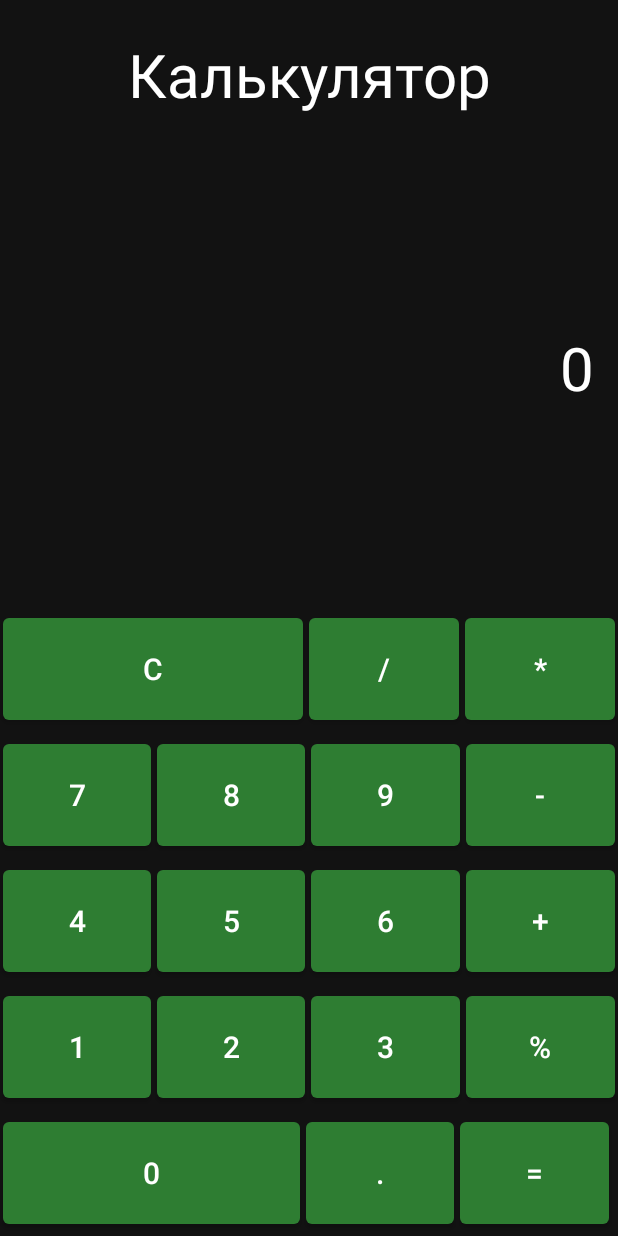
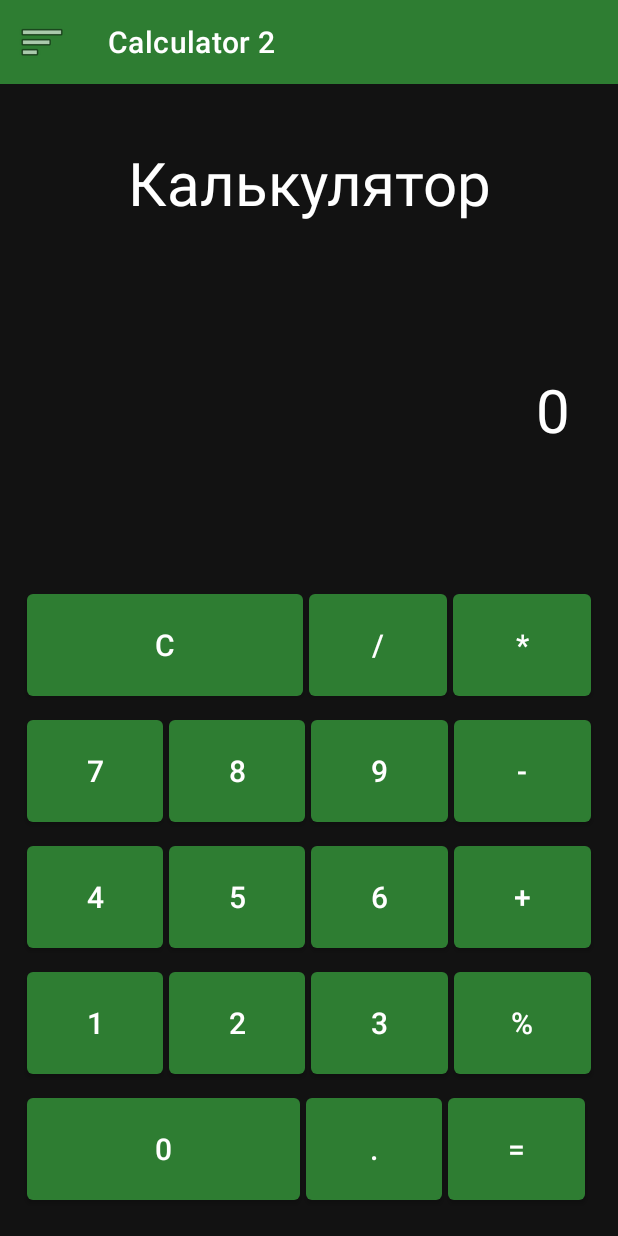
Before and after one commit to w0nny1st/Calculator2, an Android app: the screen it shows after launch (MainActivity), on a phone screen of 412 x 824 dp. Run offline under Robolectric (Android 15) with nearby library versions, the phone set to English and light mode, and no system bars.

```diff
--- a/app/build.gradle.kts
+++ b/app/build.gradle.kts
@@ -10,7 +10,7 @@ android {
 
     defaultConfig {
         applicationId = "com.example.calculator2"
-        minSdk = 24
+        minSdk = 31
         targetSdk = 36
         versionCode = 1
         versionName = "1.0"
@@ -41,4 +41,8 @@ dependencies {
     testImplementation(libs.junit)
     androidTestImplementation(libs.ext.junit)
     androidTestImplementation(libs.espresso.core)
+    implementation("androidx.appcompat:appcompat:1.6.1")
+    implementation("com.google.android.material:material:1.9.0")
+    implementation("androidx.constraintlayout:constraintlayout:2.1.4")
+    implementation("androidx.drawerlayout:drawerlayout:1.2.0")
 }
--- a/app/src/main/AndroidManifest.xml
+++ b/app/src/main/AndroidManifest.xml
@@ -12,6 +12,10 @@
         android:supportsRtl="true"
         android:theme="@style/Theme.Calculator2">
         <activity
+            android:name=".AboutActivity"
+            android:label="О приложении"
+            android:parentActivityName=".MainActivity" />
+        <activity
             android:name=".MainActivity"
             android:exported="true">
             <intent-filter>
--- a/app/src/main/java/com/example/calculator2/MainActivity.java
+++ b/app/src/main/java/com/example/calculator2/MainActivity.java
@@ -1,19 +1,20 @@
 package com.example.calculator2;
 
 import static android.content.ContentValues.TAG;
-
 import android.content.res.Configuration;
 import android.os.Bundle;
 import android.util.Log;
-import android.widget.Button;
 import android.widget.TextView;
 import android.widget.Toast;
-
 import androidx.activity.EdgeToEdge;
 import androidx.appcompat.app.AppCompatActivity;
-import androidx.core.graphics.Insets;
-import androidx.core.view.ViewCompat;
-import androidx.core.view.WindowInsetsCompat;
+import android.content.Intent;
+import androidx.appcompat.widget.Toolbar;
+import com.google.android.material.navigation.NavigationView;
+import android.view.MenuItem;
+import androidx.drawerlayout.widget.DrawerLayout;
+import androidx.core.view.GravityCompat;
+import androidx.activity.OnBackPressedCallback;
 
 public class MainActivity extends AppCompatActivity {
 
@@ -22,12 +23,21 @@ public class MainActivity extends AppCompatActivity {
     private String previousValue = "";
     private String currentOperator = "";
     private boolean resetOnNextInput = false;
+    private Toolbar toolbar;
+    private NavigationView navigationView;
+    private DrawerLayout drawerLayout;
 
     @Override
     protected void onCreate(Bundle savedInstanceState) {
         super.onCreate(savedInstanceState);
+
+        setContentView(R.layout.activity_main_with_drawer);
+
+        initNavigationDrawer();
+
+        setupBackPressedCallback();
+
         EdgeToEdge.enable(this);
-        setContentView(R.layout.activity_main);
 
         display2 = findViewById(R.id.display2);
 
@@ -39,19 +49,79 @@ public class MainActivity extends AppCompatActivity {
         }
 
         display2.setText(currentDisplayValue);
-
         setupAllButtons();
-
-        ViewCompat.setOnApplyWindowInsetsListener(findViewById(R.id.main), (v, insets) -> {
-            Insets systemBars = insets.getInsets(WindowInsetsCompat.Type.systemBars());
-            v.setPadding(systemBars.left, systemBars.top, systemBars.right, systemBars.bottom);
-            return insets;
-        });
 
         int orientation = getResources().getConfiguration().orientation;
         String orientationText = (orientation == Configuration.ORIENTATION_LANDSCAPE) ? "ЛАНДШАФТ" : "ПОРТРЕТ";
         Log.d(TAG, "Текущая ориентация: " + orientationText);
         makeToast("Запуск - " + orientationText);
+    }
+
+    private void setupBackPressedCallback() {
+        OnBackPressedCallback callback = new OnBackPressedCallback(true) {
+            @Override
+            public void handleOnBackPressed() {
+                if (drawerLayout != null && drawerLayout.isDrawerOpen(GravityCompat.START)) {
+                    drawerLayout.closeDrawer(GravityCompat.START);
+                } else {
+                    setEnabled(false);
+                    MainActivity.super.onBackPressed();
+                }
+            }
+        };
+        getOnBackPressedDispatcher().addCallback(this, callback);
+    }
+
+    private void initNavigationDrawer() {
+        try {
+            toolbar = findViewById(R.id.toolbar);
+            setSupportActionBar(toolbar);
+
+            drawerLayout = findViewById(R.id.drawer_layout);
+            navigationView = findViewById(R.id.nav_view);
+
+            if (getSupportActionBar() != null) {
+                getSupportActionBar().setDisplayHomeAsUpEnabled(true);
+                getSupportActionBar().setHomeAsUpIndicator(android.R.drawable.ic_menu_sort_by_size);
+            }
+
+            navigationView.setNavigationItemSelectedListener(new NavigationView.OnNavigationItemSelectedListener() {
+                @Override
+                public boolean onNavigationItemSelected(MenuItem item) {
+                    int id = item.getItemId();
+
+                    if (id == R.id.nav_calculator) {
+                        makeToast("Калькулятор");
+                        drawerLayout.closeDrawer(GravityCompat.START);
+                    } else if (id == R.id.nav_about) {
+                        Intent intent = new Intent(MainActivity.this, AboutActivity.class);
+                        startActivity(intent);
+                        drawerLayout.closeDrawer(GravityCompat.START);
+                    }
+
+                    return true;
+                }
+            });
+
+            makeToast("Навигационное меню готово");
+
+        } catch (Exception e) {
+            Log.e(TAG, "Ошибка инициализации навигационного меню", e);
+            makeToast("Ошибка меню");
+        }
+    }
+
+    @Override
+    public boolean onOptionsItemSelected(MenuItem item) {
+        if (item.getItemId() == android.R.id.home) {
+            if (drawerLayout.isDrawerOpen(GravityCompat.START)) {
+                drawerLayout.closeDrawer(GravityCompat.START);
+            } else {
+                drawerLayout.openDrawer(GravityCompat.START);
+            }
+            return true;
+        }
+        return super.onOptionsItemSelected(item);
     }
 
     private void setupAllButtons() {
@@ -187,6 +257,7 @@ public class MainActivity extends AppCompatActivity {
     @Override
     public void onConfigurationChanged(Configuration newConfig) {
         super.onConfigurationChanged(newConfig);
+
         String orientationText = (newConfig.orientation == Configuration.ORIENTATION_LANDSCAPE) ? "ЛАНДШАФТ" : "ПОРТРЕТ";
         Log.d(TAG, "Ориентация изменена на: " + orientationText);
         makeToast("Ориентация: " + orientationText);
--- /dev/null
+++ b/app/src/main/res/layout/activity_main_with_drawer.xml
@@ -0,0 +1,38 @@
+<?xml version="1.0" encoding="utf-8"?>
+<androidx.drawerlayout.widget.DrawerLayout xmlns:android="http://schemas.android.com/apk/res/android"
+    xmlns:app="http://schemas.android.com/apk/res-auto"
+    android:id="@+id/drawer_layout"
+    android:layout_width="match_parent"
+    android:layout_height="match_parent"
+    android:fitsSystemWindows="true">
+
+    <LinearLayout
+        android:layout_width="match_parent"
+        android:layout_height="match_parent"
+        android:orientation="vertical"
+        android:background="@color/background">
+
+        <androidx.appcompat.widget.Toolbar
+            android:id="@+id/toolbar"
+            android:layout_width="match_parent"
+            android:layout_height="?attr/actionBarSize"
+            android:background="@color/primary_color"
+            android:theme="@style/ThemeOverlay.AppCompat.Dark.ActionBar"
+            app:popupTheme="@style/ThemeOverlay.AppCompat.Light" />
+
+        <include
+            android:id="@+id/portrait_calculator"
+            layout="@layout/activity_main" />
+
+    </LinearLayout>
+
+    <com.google.android.material.navigation.NavigationView
+        android:id="@+id/nav_view"
+        android:layout_width="wrap_content"
+        android:layout_height="match_parent"
+        android:layout_gravity="start"
+        android:fitsSystemWindows="true"
+        app:headerLayout="@layout/nav_header"
+        app:menu="@menu/navigation_menu" />
+
+</androidx.drawerlayout.widget.DrawerLayout>
--- /dev/null
+++ b/app/src/main/res/menu/navigation_menu.xml
@@ -0,0 +1,16 @@
+<?xml version="1.0" encoding="utf-8"?>
+<menu xmlns:android="http://schemas.android.com/apk/res/android">
+
+    <group android:checkableBehavior="single">
+        <item
+            android:id="@+id/nav_calculator"
+            android:icon="@android:drawable/ic_menu_agenda"
+            android:title="Калькулятор" />
+
+        <item
+            android:id="@+id/nav_about"
+            android:icon="@android:drawable/ic_menu_info_details"
+            android:title="О приложении" />
+    </group>
+
+</menu>
```
Also changed, not shown: app/src/main/java/com/example/calculator2/AboutActivity.java (added, +24 -0 lines), app/src/main/res/layout/activity_about.xml (added, +90 -0 lines), app/src/main/res/layout/nav_header.xml (added, +27 -0 lines).
